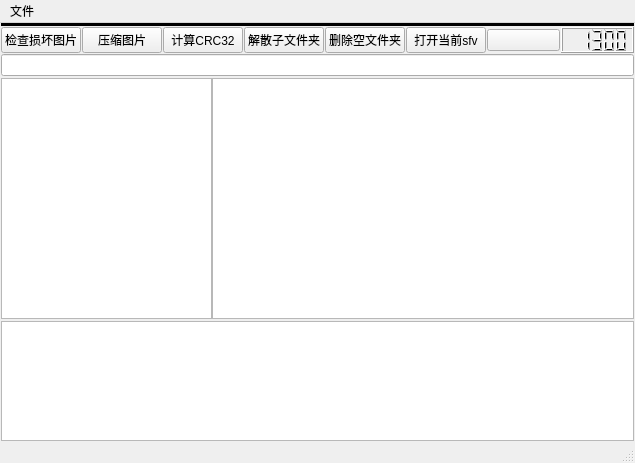
The window that AIO/aio.ui (jlsvhx/jsh-python-toolkit) describes before a commit, drawn with Qt 5.
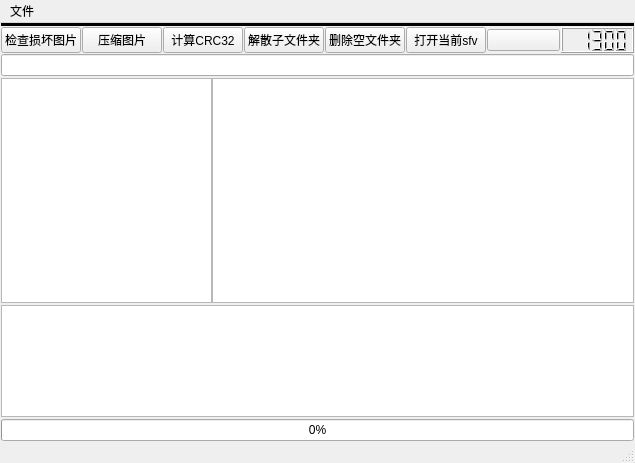
The same window after the commit.

Diff of the .ui file:
```diff
--- a/AIO/aio.ui
+++ b/AIO/aio.ui
@@ -126,7 +126,7 @@
        </layout>
       </item>
       <item>
-       <layout class="QVBoxLayout" name="verticalLayout" stretch="1,4,2">
+       <layout class="QVBoxLayout" name="verticalLayout" stretch="1,4,2,0">
         <property name="spacing">
          <number>2</number>
         </property>
@@ -180,6 +180,13 @@
           </property>
          </widget>
         </item>
+        <item>
+         <widget class="QProgressBar" name="progressBar">
+          <property name="value">
+           <number>0</number>
+          </property>
+         </widget>
+        </item>
        </layout>
       </item>
      </layout>
```
